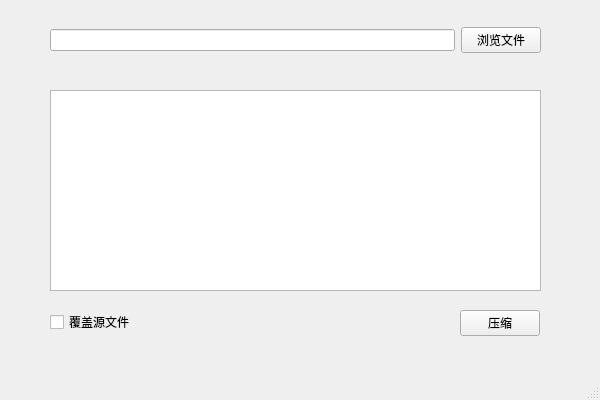
greatyingzi/qt_img_compress, file mainwindow.ui: the form before one commit.
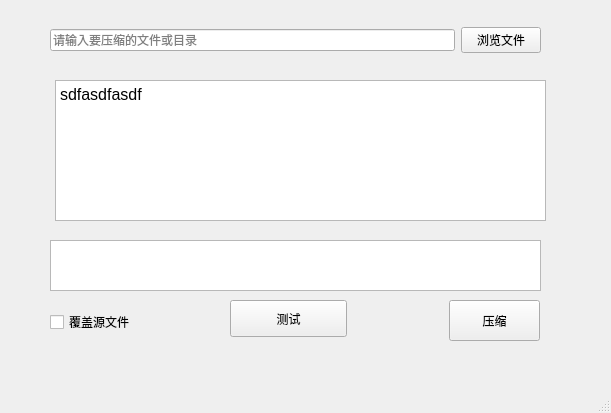
The form after the commit.

Commit message: 添加 文件图片，获取处理后的文件连接

Diff of the .ui file:
```diff
--- a/mainwindow.ui
+++ b/mainwindow.ui
@@ -6,8 +6,8 @@
    <rect>
     <x>0</x>
     <y>0</y>
-    <width>600</width>
-    <height>400</height>
+    <width>611</width>
+    <height>413</height>
    </rect>
   </property>
   <property name="windowTitle">
@@ -26,9 +26,24 @@
     <layout class="QHBoxLayout" name="horizontalLayout">
      <item>
       <widget class="QLineEdit" name="filePathEdit">
+       <property name="toolTip">
+        <string/>
+       </property>
+       <property name="statusTip">
+        <string/>
+       </property>
+       <property name="whatsThis">
+        <string/>
+       </property>
+       <property name="inputMask">
+        <string/>
+       </property>
        <property name="text">
         <string extracomment="请输入要压缩的文件或目录"/>
        </property>
+       <property name="placeholderText">
+        <string>请输入要压缩的文件或目录</string>
+       </property>
       </widget>
      </item>
      <item>
@@ -43,10 +58,10 @@
    <widget class="QPushButton" name="compressBtn">
     <property name="geometry">
      <rect>
-      <x>460</x>
-      <y>310</y>
-      <width>80</width>
-      <height>26</height>
+      <x>449</x>
+      <y>300</y>
+      <width>91</width>
+      <height>41</height>
      </rect>
     </property>
     <property name="text">
@@ -57,9 +72,9 @@
     <property name="geometry">
      <rect>
       <x>50</x>
-      <y>90</y>
+      <y>240</y>
       <width>491</width>
-      <height>201</height>
+      <height>51</height>
      </rect>
     </property>
    </widget>
@@ -68,7 +83,7 @@
      <rect>
       <x>50</x>
       <y>310</y>
-      <width>82</width>
+      <width>121</width>
       <height>24</height>
      </rect>
     </property>
@@ -76,6 +91,36 @@
      <string>覆盖源文件</string>
     </property>
    </widget>
+   <widget class="QPushButton" name="testBtn">
+    <property name="geometry">
+     <rect>
+      <x>230</x>
+      <y>300</y>
+      <width>117</width>
+      <height>37</height>
+     </rect>
+    </property>
+    <property name="text">
+     <string>测试</string>
+    </property>
+   </widget>
+   <widget class="QTextBrowser" name="textBrowser">
+    <property name="geometry">
+     <rect>
+      <x>55</x>
+      <y>80</y>
+      <width>491</width>
+      <height>141</height>
+     </rect>
+    </property>
+    <property name="html">
+     <string>&lt;!DOCTYPE HTML PUBLIC &quot;-//W3C//DTD HTML 4.0//EN&quot; &quot;http://www.w3.org/TR/REC-html40/strict.dtd&quot;&gt;
+&lt;html&gt;&lt;head&gt;&lt;meta name=&quot;qrichtext&quot; content=&quot;1&quot; /&gt;&lt;style type=&quot;text/css&quot;&gt;
+p, li { white-space: pre-wrap; }
+&lt;/style&gt;&lt;/head&gt;&lt;body style=&quot; font-family:'Noto Sans CJK SC'; font-size:12pt; font-weight:400; font-style:normal;&quot;&gt;
+&lt;p style=&quot; margin-top:0px; margin-bottom:0px; margin-left:0px; margin-right:0px; -qt-block-indent:0; text-indent:0px;&quot;&gt;sdfasdfasdf&lt;/p&gt;&lt;/body&gt;&lt;/html&gt;</string>
+    </property>
+   </widget>
   </widget>
   <widget class="QMenuBar" name="menubar">
    <property name="geometry">
```
Left out of the diff: 4 changed lines with no effect on the pictures. The commit also changes 6 other files.
